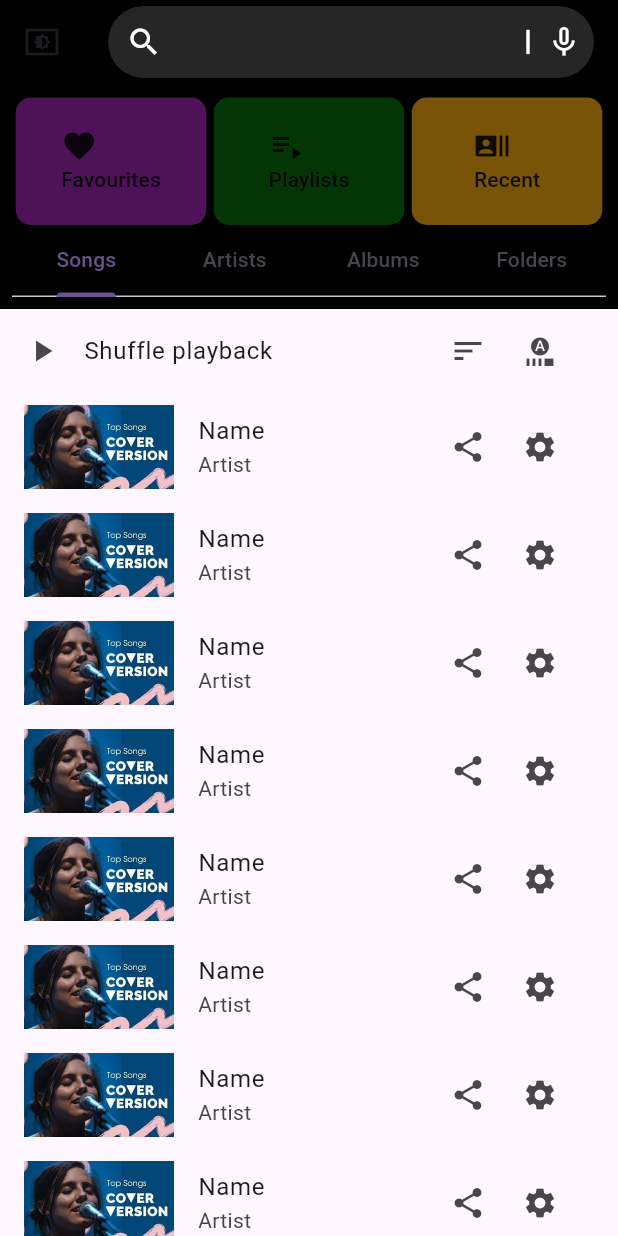
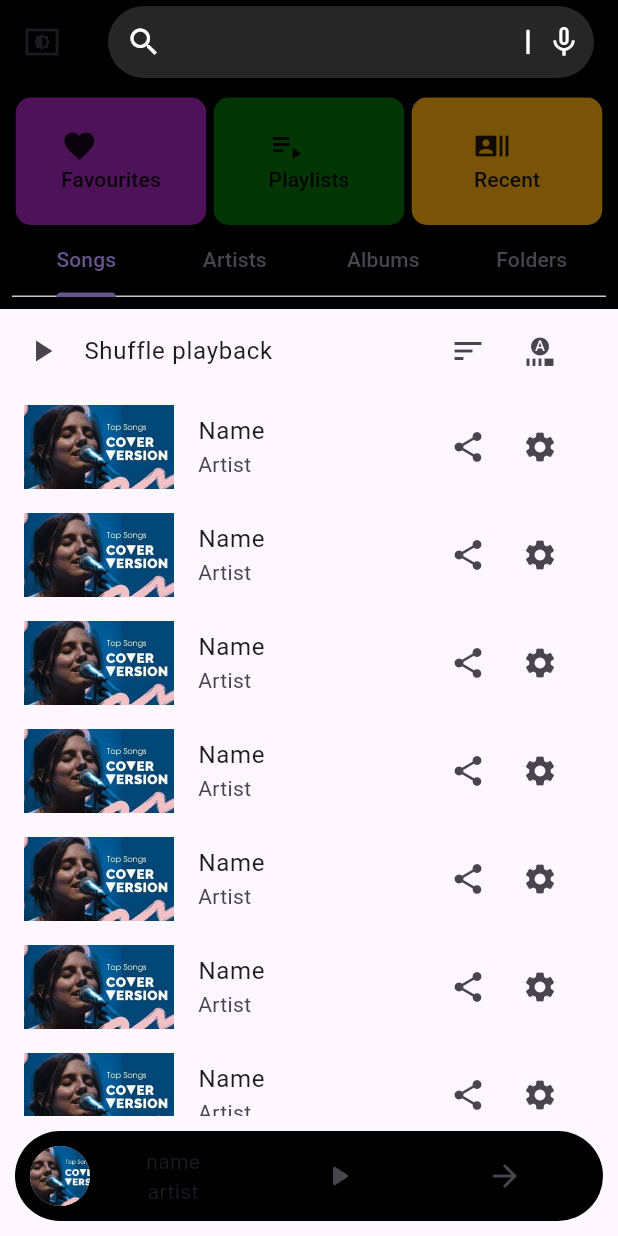
Before and after one commit to Filopatir-Mamdouh/music_player, a Flutter app: the screen it shows after launch, on a phone screen of 412 x 824 dp. Run offline on Flutter 3.47's test engine with Material 2 defaults, Android fonts, the phone set to English and light mode, and no system bars.

Commit message:
bottom navigatiion bar

```diff
--- a/lib/pages/home.dart
+++ b/lib/pages/home.dart
@@ -100,8 +100,7 @@ class _HomePageState extends State<HomePage> {
                                         borderRadius: BorderRadius.all(
                                             Radius.circular(10))),
                                     onPressed: () {},
-                                      color:
-                                          const Color.fromARGB(255, 3, 53, 5),
+                                    color: const Color.fromARGB(255, 3, 53, 5),
                                     child: const Column(
                                       mainAxisAlignment:
                                           MainAxisAlignment.center,
@@ -163,7 +162,39 @@ class _HomePageState extends State<HomePage> {
           child: Text(''),
         ),
         body: const TabBarView(
-              children: [Songs(), Artists(), Albums(), Folders()])),
+            children: [Songs(), Artists(), Albums(), Folders()]),
+        bottomNavigationBar: Stack(fit: StackFit.passthrough, children: [
+          Container(
+            decoration: BoxDecoration(
+                color: Colors.black,
+                borderRadius: BorderRadius.all(Radius.circular(45))),
+            padding: EdgeInsets.all(10),
+            height: 60,
+            margin: const EdgeInsets.all(10),
+            child: Row(children: [
+              CircleAvatar(
+                backgroundImage: AssetImage(
+                  "assets/song.jpeg",
+                ),
+              ),
+              Expanded(
+                child: Column(
+                  mainAxisAlignment: MainAxisAlignment.center,
+                  crossAxisAlignment: CrossAxisAlignment.center,
+                  children: [Text("name"), Text("artist")],
+                ),
+              ),
+              Expanded(
+                  child: IconButton(
+                      onPressed: () {}, icon: Icon(Icons.play_arrow_rounded))),
+              Expanded(
+                child: IconButton(
+                    onPressed: () {}, icon: Icon(Icons.arrow_forward_outlined)),
+              )
+            ]),
+          ),
+        ]),
+      ),
     );
   }
 }
--- a/pubspec.yaml
+++ b/pubspec.yaml
@@ -30,8 +30,6 @@ environment:
 dependencies:
   flutter:
     sdk: flutter
-    dependencies:
-  provider: ^6.0.5
 
 
   # The following adds the Cupertino Icons font to your application.
```
Lines whose indentation alone changed are shown as unchanged.
